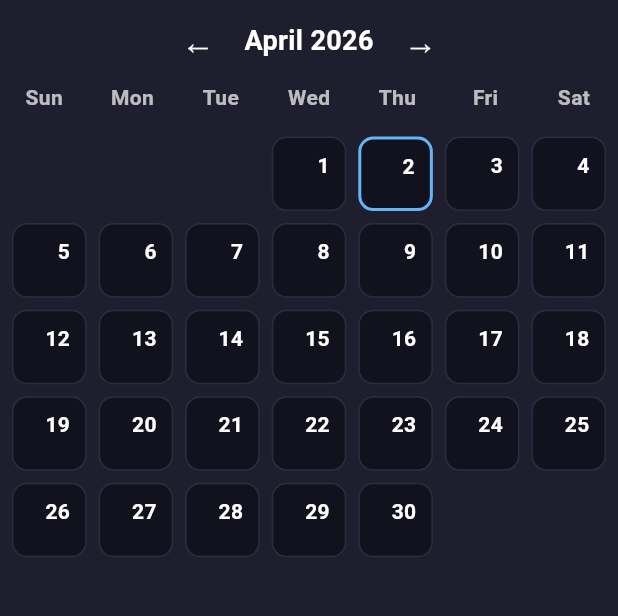
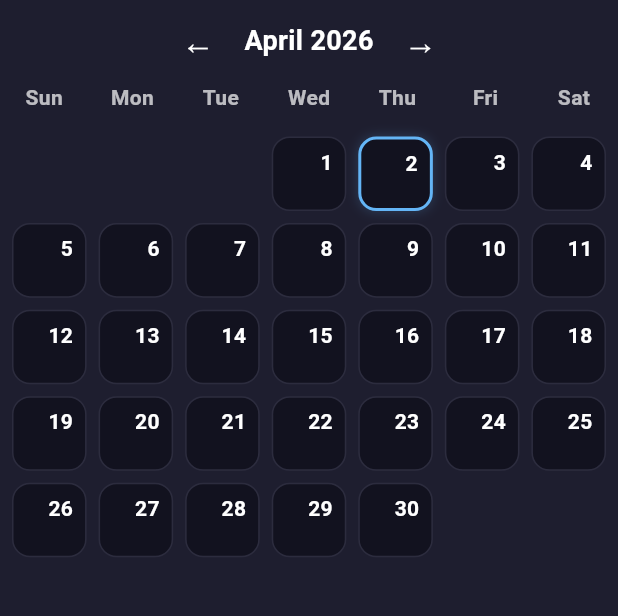
Before and after one commit to mohibahmed08/Large_project, a Flutter app: the CalendarScreen screen opened directly, on a phone screen of 412 x 824 dp, the part 84-700 px from its top. Run offline on Flutter 3.47's test engine with Material 3 defaults, Android fonts, the light colour scheme and no system bars; network calls fail.

Commit message:
update day_grid.dart
making it better

```diff
--- a/mobile/lib/widgets/day_grid.dart
+++ b/mobile/lib/widgets/day_grid.dart
@@ -8,7 +8,8 @@ class DayGrid extends StatelessWidget {
   final int year;
   final Map<String, dynamic>? weatherData;
 
-  DayGrid({
+  const DayGrid({
+    super.key,
     required this.day,
     required this.isToday,
     required this.month,
@@ -16,20 +17,33 @@ class DayGrid extends StatelessWidget {
     this.weatherData,
   });
 
+  // ================= WEATHER =================
   String getWeatherText() {
     if (weatherData == null) return "";
 
     try {
-      List codes = weatherData!["hourly"]["weathercode"];
+      final List codes = weatherData!["hourly"]["weathercode"];
 
-      int start = (day - 1) * 24;
-      int end = start + 24;
+      // 🔥 API starts from TODAY
+      final DateTime today = DateTime.now();
 
-      if (end > codes.length) return "";
+      // 🔥 Current cell date
+      final DateTime cellDate = DateTime(year, month, day);
 
-      List dayCodes = codes.sublist(start, end);
+      // 🔥 Difference in days from API start
+      final int diffDays = cellDate.difference(today).inDays;
 
-      Map<int, int> count = {};
+      // ❌ Outside available range
+      if (diffDays < 0) return "";
+      if ((diffDays * 24 + 24) > codes.length) return "";
+
+      final int start = diffDays * 24;
+      final int end = start + 24;
+
+      final List dayCodes = codes.sublist(start, end);
+
+      // 🔥 Find most common weather
+      final Map<int, int> count = {};
 
       for (var c in dayCodes) {
         count[c] = (count[c] ?? 0) + 1;
@@ -51,24 +65,35 @@ class DayGrid extends StatelessWidget {
     }
   }
 
+  // ================= WEATHER TEXT =================
   String weatherCodeToText(int code) {
     switch (code) {
       case 0:
         return "Sunny";
       case 1:
+        return "Mostly Clear";
       case 2:
+        return "Partly Cloudy";
       case 3:
         return "Cloudy";
       case 61:
       case 63:
+      case 65:
         return "Rain";
+      case 71:
+      case 73:
+      case 75:
+        return "Snow";
       default:
         return "";
     }
   }
 
+  // ================= UI =================
   @override
   Widget build(BuildContext context) {
+    final weatherText = getWeatherText();
+
     return GestureDetector(
       onTap: () {
         Navigator.push(
@@ -82,35 +107,55 @@ class DayGrid extends StatelessWidget {
           ),
         );
       },
+
       child: Container(
         decoration: BoxDecoration(
-          color: Color(0xFF12121f),
+          color: const Color(0xFF12121f),
+          borderRadius: BorderRadius.circular(12),
           border: Border.all(
-            color: isToday ? Color(0xFF64b5f6) : Color(0xFF2c2c3e),
+            color: isToday ? const Color(0xFF64b5f6) : const Color(0xFF2c2c3e),
             width: isToday ? 2 : 1,
           ),
-          borderRadius: BorderRadius.circular(10),
+
+          // 🔥 subtle glow like your web app
+          boxShadow: isToday
+              ? [
+                  BoxShadow(
+                    color: const Color(0xFF64b5f6).withOpacity(0.2),
+                    blurRadius: 6,
+                  )
+                ]
+              : [],
         ),
+
         child: Stack(
           children: [
-            // WEATHER
+            // WEATHER TEXT (TOP LEFT)
+            if (weatherText.isNotEmpty)
+              Positioned(
+                top: 6,
+                left: 8,
+                child: Text(
+                  weatherText,
+                  style: const TextStyle(
+                    fontSize: 10,
+                    color: Colors.white70,
+                    fontWeight: FontWeight.w500,
+                  ),
+                ),
+              ),
+
+            // DAY NUMBER (TOP RIGHT)
             Positioned(
-              top: 8,
-              left: 10,
+              top: 6,
+              right: 8,
               child: Text(
-                getWeatherText(),
-                style: TextStyle(fontSize: 10, color: Colors.white70),
-              ),
-            ),
-
-            // DAY NUMBER
-            Positioned(
-              top: 8,
-              right: 10,
-              child: Text(
-                '$day',
-                style: TextStyle(
-                    color: Colors.white, fontWeight: FontWeight.bold),
+                "$day",
+                style: const TextStyle(
+                  color: Colors.white,
+                  fontWeight: FontWeight.bold,
+                  fontSize: 14,
+                ),
               ),
             ),
           ],
```
